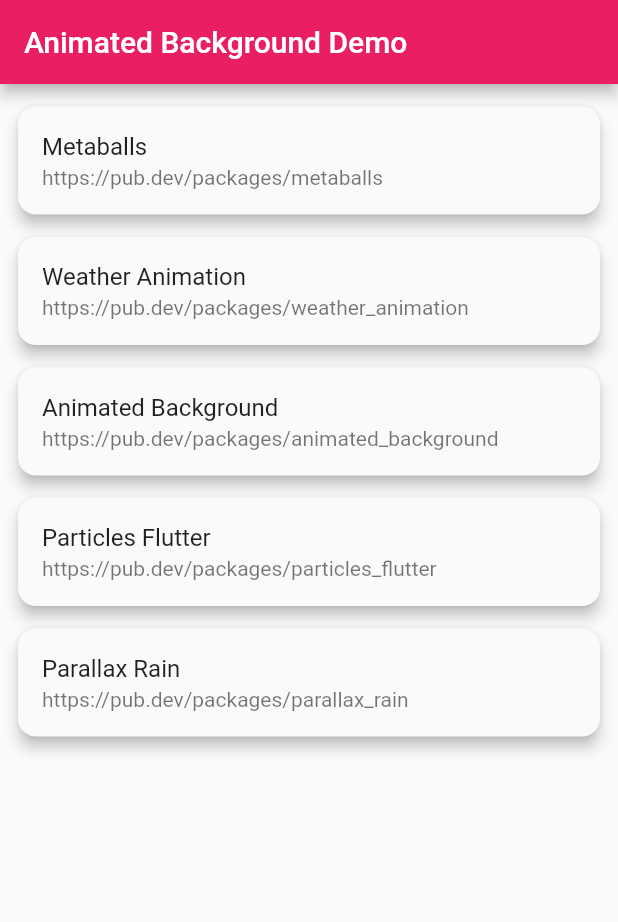
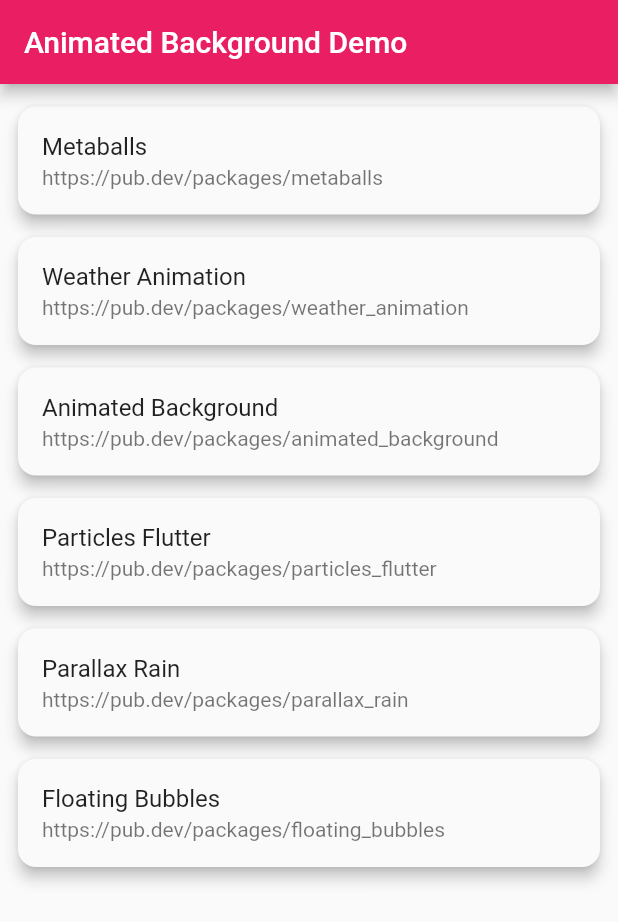
Before and after one commit to mnengineer/flutter-beautiful-backgrounds, a Flutter app: the screen it shows after launch, on a phone screen of 412 x 824 dp. Shown: the top 922 px of the screen. Run offline on Flutter 3.47's test engine with Material 2 defaults, Android fonts, the light colour scheme and no system bars; our stand-ins replace animated_background; missing offline and left inert: floating_bubbles, metaballs, parallax_rain, particles_flutter, weather_animation; statements that could not run were skipped.

Commit message:
feat: Floating Bubbles

```diff
--- a/lib/data/animation_item_data.dart
+++ b/lib/data/animation_item_data.dart
@@ -4,6 +4,7 @@ import 'package:flutter_beautiful_backgrounds/screens/animations/animation_1.dar
 import 'package:flutter_beautiful_backgrounds/screens/animations/animation_2.dart';
 import 'package:flutter_beautiful_backgrounds/screens/animations/animation_3.dart';
 import 'package:flutter_beautiful_backgrounds/screens/animations/animation_4.dart';
+import 'package:flutter_beautiful_backgrounds/screens/animations/animation_6.dart';
 
 const animationItemData = [
   AnimationItem(
@@ -31,4 +32,9 @@ const animationItemData = [
     subtitle: 'https://pub.dev/packages/parallax_rain',
     targetWidget: Animation5Screen(),
   ),
+  AnimationItem(
+    title: 'Floating Bubbles',
+    subtitle: 'https://pub.dev/packages/floating_bubbles',
+    targetWidget: Animation6Screen(),
+  ),
 ];
--- a/pubspec.yaml
+++ b/pubspec.yaml
@@ -40,6 +40,7 @@ dependencies:
   animated_background: ^2.0.0
   particles_flutter: ^0.1.4
   parallax_rain: ^1.1.0
+  floating_bubbles: ^2.5.1
 
 dev_dependencies:
   flutter_test:
```
Also changed, not shown: lib/screens/animations/animation_6.dart (added, +33 -0 lines), pubspec.lock.
